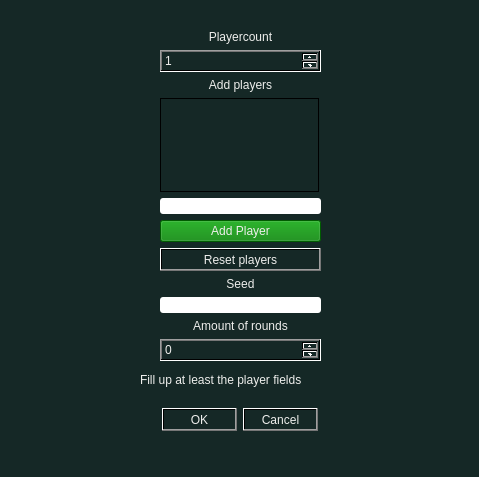
Old version of the form Game/dialog/dialog.ui in the repository Moppa5/pirkanmaan-valloitus.
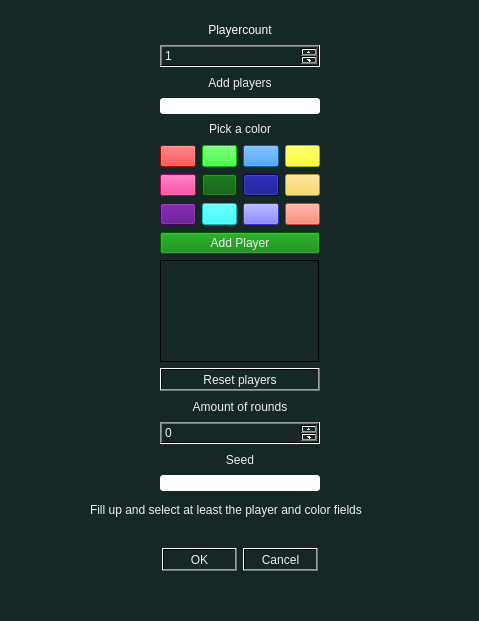
New version of the form.

Commit message:
Add a color picking feature and some minor improvements (Closes: #5)
Add new color picking feature for players to choose their preference
color. Also some minor GUI changes for the Dialog UI due to the added
feature. Also add some more constants, documentation of the code and
other minor fixes / improvements.

Diff of the .ui file:
```diff
--- a/Game/dialog/dialog.ui
+++ b/Game/dialog/dialog.ui
@@ -7,7 +7,7 @@
     <x>0</x>
     <y>0</y>
     <width>479</width>
-    <height>477</height>
+    <height>621</height>
    </rect>
   </property>
   <property name="windowTitle">
@@ -19,13 +19,48 @@
 color: rgb(238, 238, 236);
 font: 75 11pt &quot;Console&quot;;</string>
   </property>
+  <widget class="QLabel" name="label">
+   <property name="geometry">
+    <rect>
+     <x>90</x>
+     <y>500</y>
+     <width>341</width>
+     <height>20</height>
+    </rect>
+   </property>
+   <property name="text">
+    <string>Fill up and select at least the player and color fields</string>
+   </property>
+  </widget>
+  <widget class="QWidget" name="layoutWidget">
+   <property name="geometry">
+    <rect>
+     <x>140</x>
+     <y>530</y>
+     <width>199</width>
+     <height>59</height>
+    </rect>
+   </property>
+   <layout class="QVBoxLayout" name="verticalLayout">
+    <item>
+     <widget class="QDialogButtonBox" name="buttonBox">
+      <property name="standardButtons">
+       <set>QDialogButtonBox::Cancel|QDialogButtonBox::Ok</set>
+      </property>
+      <property name="centerButtons">
+       <bool>true</bool>
+      </property>
+     </widget>
+    </item>
+   </layout>
+  </widget>
   <widget class="QWidget" name="gridLayoutWidget_2">
    <property name="geometry">
     <rect>
      <x>160</x>
-     <y>30</y>
-     <width>161</width>
-     <height>331</height>
+     <y>20</y>
+     <width>181</width>
+     <height>471</height>
     </rect>
    </property>
    <layout class="QGridLayout" name="gridLayout_2">
@@ -39,14 +74,161 @@
       </property>
      </widget>
     </item>
-    <item row="9" column="0">
+    <item row="14" column="0">
+     <widget class="QSpinBox" name="roundCount"/>
+    </item>
+    <item row="12" column="0">
      <widget class="QPushButton" name="resetPlayers">
       <property name="text">
        <string>Reset players</string>
       </property>
      </widget>
     </item>
+    <item row="3" column="0">
+     <widget class="QSpinBox" name="playerCount">
+      <property name="minimum">
+       <number>1</number>
+      </property>
+      <property name="maximum">
+       <number>4</number>
+      </property>
+     </widget>
+    </item>
     <item row="7" column="0">
+     <layout class="QGridLayout" name="colorGrid">
+      <item row="1" column="1">
+       <widget class="QPushButton" name="darkgreen">
+        <property name="styleSheet">
+         <string notr="true">background-color: rgb(0, 85, 0);</string>
+        </property>
+        <property name="text">
+         <string/>
+        </property>
+       </widget>
+      </item>
+      <item row="1" column="2">
+       <widget class="QPushButton" name="navy">
+        <property name="styleSheet">
+         <string notr="true">background-color: rgb(0, 0, 127);</string>
+        </property>
+        <property name="text">
+         <string/>
+        </property>
+       </widget>
+      </item>
+      <item row="0" column="2">
+       <widget class="QPushButton" name="blue">
+        <property name="styleSheet">
+         <string notr="true">background-color: rgb(0,127,255);</string>
+        </property>
+        <property name="text">
+         <string/>
+        </property>
+       </widget>
+      </item>
+      <item row="1" column="0">
+       <widget class="QPushButton" name="pink">
+        <property name="styleSheet">
+         <string notr="true">background-color: rgb(255, 0, 127);</string>
+        </property>
+        <property name="text">
+         <string/>
+        </property>
+       </widget>
+      </item>
+      <item row="0" column="0">
+       <widget class="QPushButton" name="red">
+        <property name="styleSheet">
+         <string notr="true">background-color: rgb(255,0,0);</string>
+        </property>
+        <property name="text">
+         <string/>
+        </property>
+       </widget>
+      </item>
+      <item row="0" column="1">
+       <widget class="QPushButton" name="lime">
+        <property name="styleSheet">
+         <string notr="true">background-color: rgb(0,255,0);</string>
+        </property>
+        <property name="text">
+         <string/>
+        </property>
+       </widget>
+      </item>
+      <item row="3" column="2">
+       <widget class="QPushButton" name="light_violet">
+        <property name="styleSheet">
+         <string notr="true">background-color: rgb(79, 73, 255);</string>
+        </property>
+        <property name="text">
+         <string/>
+        </property>
+       </widget>
+      </item>
+      <item row="3" column="1">
+       <widget class="QPushButton" name="turq">
+        <property name="styleSheet">
+         <string notr="true">background-color: rgb(0, 255, 255);</string>
+        </property>
+        <property name="text">
+         <string/>
+        </property>
+       </widget>
+      </item>
+      <item row="0" column="3">
+       <widget class="QPushButton" name="yellow">
+        <property name="styleSheet">
+         <string notr="true">background-color: rgb(255,255,0);</string>
+        </property>
+        <property name="text">
+         <string/>
+        </property>
+       </widget>
+      </item>
+      <item row="1" column="3">
+       <widget class="QPushButton" name="orange_yellow">
+        <property name="styleSheet">
+         <string notr="true">background-color: rgb(255, 207, 64);</string>
+        </property>
+        <property name="text">
+         <string/>
+        </property>
+       </widget>
+      </item>
+      <item row="3" column="0">
+       <widget class="QPushButton" name="violet">
+        <property name="styleSheet">
+         <string notr="true">background-color: rgb(85, 0, 127);</string>
+        </property>
+        <property name="text">
+         <string/>
+        </property>
+       </widget>
+      </item>
+      <item row="3" column="3">
+       <widget class="QPushButton" name="orange">
+        <property name="styleSheet">
+         <string notr="true">background-color: rgb(255, 99, 71);</string>
+        </property>
+        <property name="text">
+         <string/>
+        </property>
+       </widget>
+      </item>
+     </layout>
+    </item>
+    <item row="15" column="0">
+     <widget class="QLabel" name="seedLabel">
+      <property name="text">
+       <string>Seed</string>
+      </property>
+      <property name="alignment">
+       <set>Qt::AlignCenter</set>
+      </property>
+     </widget>
+    </item>
+    <item row="5" column="0">
      <widget class="QLineEdit" name="player">
       <property name="styleSheet">
        <string notr="true">background-color: rgb(255, 255, 255);
@@ -66,7 +248,7 @@
       </property>
      </widget>
     </item>
-    <item row="12" column="0">
+    <item row="16" column="0">
      <widget class="QLineEdit" name="seed">
       <property name="styleSheet">
        <string notr="true">background-color: rgb(255, 255, 255);
@@ -78,50 +260,7 @@
       </property>
      </widget>
     </item>
-    <item row="8" column="0">
-     <widget class="QPushButton" name="addPlayerBox">
-      <property name="styleSheet">
-       <string notr="true">background-color: green;</string>
-      </property>
-      <property name="text">
-       <string>Add Player</string>
-      </property>
-     </widget>
-    </item>
-    <item row="14" column="0">
-     <widget class="QSpinBox" name="roundCount"/>
-    </item>
-    <item row="2" column="0">
-     <widget class="QLabel" name="playerCountLabel">
-      <property name="text">
-       <string>Playercount</string>
-      </property>
-      <property name="alignment">
-       <set>Qt::AlignCenter</set>
-      </property>
-     </widget>
-    </item>
-    <item row="3" column="0">
-     <widget class="QSpinBox" name="playerCount">
-      <property name="minimum">
-       <number>1</number>
-      </property>
-      <property name="maximum">
-       <number>4</number>
-      </property>
-     </widget>
-    </item>
-    <item row="10" column="0">
-     <widget class="QLabel" name="seedLabel">
-      <property name="text">
-       <string>Seed</string>
-      </property>
-      <property name="alignment">
-       <set>Qt::AlignCenter</set>
-      </property>
-     </widget>
-    </item>
-    <item row="6" column="0">
+    <item row="11" column="0">
      <widget class="QTextBrowser" name="playerBrowser">
       <property name="maximumSize">
        <size>
@@ -144,38 +283,58 @@
       </property>
      </widget>
     </item>
-   </layout>
-  </widget>
-  <widget class="QLabel" name="label">
-   <property name="geometry">
-    <rect>
-     <x>140</x>
-     <y>370</y>
-     <width>211</width>
-     <height>20</height>
-    </rect>
-   </property>
-   <property name="text">
-    <string>Fill up at least the player fields</string>
-   </property>
-  </widget>
-  <widget class="QWidget" name="layoutWidget">
-   <property name="geometry">
-    <rect>
-     <x>140</x>
-     <y>390</y>
-     <width>199</width>
-     <height>59</height>
-    </rect>
-   </property>
-   <layout class="QVBoxLayout" name="verticalLayout">
-    <item>
-     <widget class="QDialogButtonBox" name="buttonBox">
-      <property name="standardButtons">
-       <set>QDialogButtonBox::Cancel|QDialogButtonBox::Ok</set>
+    <item row="6" column="0">
+     <widget class="QLabel" name="colorLabel">
+      <property name="styleSheet">
+       <string notr="true">border-radius: 25px;</string>
       </property>
-      <property name="centerButtons">
-       <bool>true</bool>
+      <property name="text">
+       <string>Pick a color</string>
+      </property>
+      <property name="alignment">
+       <set>Qt::AlignCenter</set>
+      </property>
+     </widget>
+    </item>
+    <item row="2" column="0">
+     <widget class="QLabel" name="playerCountLabel">
+      <property name="styleSheet">
+       <string notr="true">color: rgb(255, 255, 255);</string>
+      </property>
+      <property name="text">
+       <string>Playercount</string>
+      </property>
+      <property name="alignment">
+       <set>Qt::AlignCenter</set>
+      </property>
+     </widget>
+    </item>
+    <item row="9" column="0">
+     <widget class="QPushButton" name="addPlayerBox">
+      <property name="styleSheet">
+       <string notr="true">background-color: green;</string>
+      </property>
+      <property name="text">
+       <string>Add Player</string>
+      </property>
+     </widget>
+    </item>
+    <item row="7" column="1">
+     <widget class="QLabel" name="preferredColor">
+      <property name="minimumSize">
+       <size>
+        <width>15</width>
+        <height>82</height>
+       </size>
+      </property>
+      <property name="maximumSize">
+       <size>
+        <width>15</width>
+        <height>80</height>
+       </size>
+      </property>
+      <property name="text">
+       <string/>
       </property>
      </widget>
     </item>
```
Left out of the diff: 2 changed lines with no effect on the pictures. The commit also changes 5 other files.
